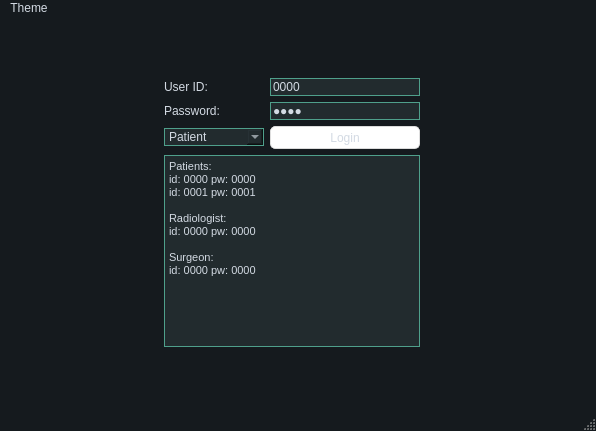
First picture: the form in UI/ui_main_window.ui, repository nilsgehlin/team-dft, before the edit.
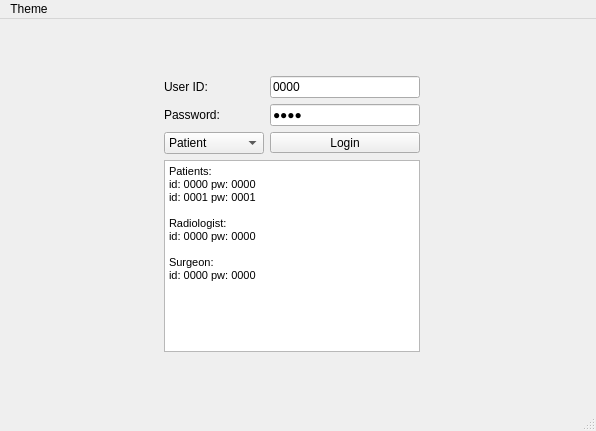
Second picture: the form after the edit. Icons and pictures are not drawn.

Commit message: Add new theme for the patient

Diff of the .ui file:
```diff
--- a/UI/ui_main_window.ui
+++ b/UI/ui_main_window.ui
@@ -23,538 +23,7 @@
    <string>Clarity</string>
   </property>
   <property name="styleSheet">
-   <string notr="true">QMainWindow {
-	background-color:#151a1e;
-}
-QCalendar {
-	background-color: #151a1e;
-}
-QTextEdit {
-	border-width: 1px;
-	border-style: solid;
-	border-color: #4fa08b;
-	background-color: #222b2e;
-	color: #d3dae3;
-}
-QPlainTextEdit {
-	border-width: 1px;
-	border-style: solid;
-	border-color: #4fa08b;
-	background-color: #222b2e;
-	color: #d3dae3;
-}
-QToolButton {
-	border-style: solid;
-	border-top-color: qlineargradient(spread:pad, x1:0.5, y1:1, x2:0.5, y2:0, stop:0 rgb(215, 215, 215), stop:1 rgb(222, 222, 222));
-	border-right-color: qlineargradient(spread:pad, x1:0, y1:0.5, x2:1, y2:0.5, stop:0 rgb(217, 217, 217), stop:1 rgb(227, 227, 227));
-	border-left-color: qlineargradient(spread:pad, x1:0, y1:0.5, x2:1, y2:0.5, stop:0 rgb(227, 227, 227), stop:1 rgb(217, 217, 217));
-	border-bottom-color: qlineargradient(spread:pad, x1:0.5, y1:1, x2:0.5, y2:0, stop:0 rgb(215, 215, 215), stop:1 rgb(222, 222, 222));
-	border-width: 1px;
-	border-radius: 5px;
-	color: #d3dae3;
-	padding: 2px;
-	background-color: rgb(255,255,255);
-}
-QToolButton:hover{
-	border-style: solid;
-	border-top-color: qlineargradient(spread:pad, x1:0.5, y1:1, x2:0.5, y2:0, stop:0 rgb(195, 195, 195), stop:1 rgb(222, 222, 222));
-	border-right-color: qlineargradient(spread:pad, x1:0, y1:0.5, x2:1, y2:0.5, stop:0 rgb(197, 197, 197), stop:1 rgb(227, 227, 227));
-	border-left-color: qlineargradient(spread:pad, x1:0, y1:0.5, x2:1, y2:0.5, stop:0 rgb(227, 227, 227), stop:1 rgb(197, 197, 197));
-	border-bottom-color: qlineargradient(spread:pad, x1:0.5, y1:1, x2:0.5, y2:0, stop:0 rgb(195, 195, 195), stop:1 rgb(222, 222, 222));
-	border-width: 1px;
-	border-radius: 5px;
-	color: rgb(0,0,0);
-	padding: 2px;
-	background-color: rgb(255,255,255);
-}
-QToolButton:pressed{
-	border-style: solid;
-	border-top-color: qlineargradient(spread:pad, x1:0.5, y1:1, x2:0.5, y2:0, stop:0 rgb(215, 215, 215), stop:1 rgb(222, 222, 222));
-	border-right-color: qlineargradient(spread:pad, x1:0, y1:0.5, x2:1, y2:0.5, stop:0 rgb(217, 217, 217), stop:1 rgb(227, 227, 227));
-	border-left-color: qlineargradient(spread:pad, x1:0, y1:0.5, x2:1, y2:0.5, stop:0 rgb(227, 227, 227), stop:1 rgb(217, 217, 217));
-	border-bottom-color: qlineargradient(spread:pad, x1:0.5, y1:1, x2:0.5, y2:0, stop:0 rgb(215, 215, 215), stop:1 rgb(222, 222, 222));
-	border-width: 1px;
-	border-radius: 5px;
-	color: rgb(0,0,0);
-	padding: 2px;
-	background-color: rgb(142,142,142);
-}
-QPushButton{
-	font: 11pt &quot;MS Shell Dlg 2&quot;;
-	border-style: solid;
-	border-color: #050a0e;
-	border-width: 1px;
-	border-radius: 5px;
-	color: #d3dae3;
-	padding: 2px;
-	background-color: #151a1e;
-}
-QPushButton::default{
-	border-style: solid;
-	border-color: #050a0e;
-	border-width: 1px;
-	border-radius: 5px;
-	color: #FFFFFF;
-	padding: 2px;
-	background-color: #151a1e;;
-}
-QPushButton:hover{
-	border-style: solid;
-	border-color: #050a0e;
-	border-width: 1px;
-	border-radius: 5px;
-	color: #d3dae3;
-	padding: 2px;
-	background-color: #1c1f1f;
-}
-QPushButton:pressed{
-	border-style: solid;
-	border-color: #050a0e;
-	border-width: 1px;
-	border-radius: 5px;
-	color: #d3dae3;
-	padding: 2px;
-	background-color: #2c2f2f;
-}
-QPushButton:disabled{
-	border-style: solid;
-	border-top-color: qlineargradient(spread:pad, x1:0.5, y1:1, x2:0.5, y2:0, stop:0 rgb(215, 215, 215), stop:1 rgb(222, 222, 222));
-	border-right-color: qlineargradient(spread:pad, x1:0, y1:0.5, x2:1, y2:0.5, stop:0 rgb(217, 217, 217), stop:1 rgb(227, 227, 227));
-	border-left-color: qlineargradient(spread:pad, x1:0, y1:0.5, x2:1, y2:0.5, stop:0 rgb(227, 227, 227), stop:1 rgb(217, 217, 217));
-	border-bottom-color: qlineargradient(spread:pad, x1:0.5, y1:1, x2:0.5, y2:0, stop:0 rgb(215, 215, 215), stop:1 rgb(222, 222, 222));
-	border-width: 1px;
-	border-radius: 5px;
-	color: #808086;
-	padding: 2px;
-	background-color: rgb(142,142,142);
-}
-QLineEdit {
-	border-width: 1px;
-	border-style: solid;
-	border-color: #4fa08b;
-	background-color: #222b2e;
-	color: #d3dae3;
-}
-QLabel {
-	color: #d3dae3;
-}
-QLCDNumber {
-	color: #4d9b87;
-}
-QProgressBar {
-	text-align: center;
-	color: #d3dae3;
-	border-radius: 10px;
-	border-color: transparent;
-	border-style: solid;
-	background-color: #52595d;
-}
-QProgressBar::chunk {
-	background-color: #214037	;
-	border-radius: 10px;
-}
-QMenuBar {
-	background-color: #151a1e;
-}
-QMenuBar::item {
-	color: #d3dae3;
-  	spacing: 3px;
-  	padding: 1px 4px;
-	background-color: #151a1e;
-}
-
-QMenuBar::item:selected {
-  	background-color: #252a2e;
-	color: #FFFFFF;
-}
-QMenu {
-	background-color: #151a1e;
-}
-QMenu::item:selected {
-	background-color: #252a2e;
-	color: #FFFFFF;
-}
-QMenu::item {
-	color: #d3dae3;
-	background-color: #151a1e;
-}
-QTabWidget {
-	color:rgb(0,0,0);
-	background-color:#000000;
-}
-QTabWidget::pane {
-		border-color: #050a0e;
-		background-color: #1e282c;
-		border-style: solid;
-		border-width: 1px;
-    	border-bottom-left-radius: 4px;
-		border-bottom-right-radius: 4px;
-}
-QTabBar::tab:first {
-	border-style: solid;
-	border-left-width:1px;
-	border-right-width:0px;
-	border-top-width:1px;
-	border-bottom-width:0px;
-	border-top-color: #050a0e;
-	border-left-color: #050a0e;
-	border-bottom-color: #050a0e;
-	border-top-left-radius: 4px;
-	color: #d3dae3;
-	padding: 3px;
-	margin-left:0px;
-	background-color: #151a1e;
-}
-QTabBar::tab:last {
-	border-style: solid;
-	border-top-width:1px;
-	border-left-width:1px;
-	border-right-width:1px;
-	border-bottom-width:0px;
-	border-color: #050a0e;
-	border-top-right-radius: 4px;
-	color: #d3dae3;
-	padding: 3px;
-	margin-left:0px;
-	background-color: #151a1e;
-}
-QTabBar::tab {
-	border-style: solid;
-	border-top-width:1px;
-	border-bottom-width:0px;
-	border-left-width:1px;
-	border-top-color: #050a0e;
-	border-left-color: #050a0e;
-	border-bottom-color: #050a0e;
-	color: #d3dae3;
-	padding: 3px;
-	margin-left:0px;
-	background-color: #151a1e;
-}
-QTabBar::tab:selected, QTabBar::tab:last:selected, QTabBar::tab:hover {
-  	border-style: solid;
-  	border-left-width:1px;
-	border-bottom-width:0px;
-	border-right-color: transparent;
-	border-top-color: #050a0e;
-	border-left-color: #050a0e;
-	border-bottom-color: #050a0e;
-	color: #FFFFFF;
-	padding: 3px;
-	margin-left:0px;
-	background-color: #1e282c;
-}
-
-QTabBar::tab:selected, QTabBar::tab:first:selected, QTabBar::tab:hover {
-  	border-style: solid;
-  	border-left-width:1px;
-  	border-bottom-width:0px;
-  	border-top-width:1px;
-	border-right-color: transparent;
-	border-top-color: #050a0e;
-	border-left-color: #050a0e;
-	border-bottom-color: #050a0e;
-	color: #FFFFFF;
-	padding: 3px;
-	margin-left:0px;
-	background-color: #1e282c;
-}
-
-QCheckBox {
-	color: #d3dae3;
-	padding: 2px;
-}
-QCheckBox:disabled {
-	color: #808086;
-	padding: 2px;
-}
-
-QCheckBox:hover {
-	border-radius:4px;
-	border-style:solid;
-	padding-left: 1px;
-	padding-right: 1px;
-	padding-bottom: 1px;
-	padding-top: 1px;
-	border-width:1px;
-	border-color: transparent;
-}
-QCheckBox::indicator:checked {
-
-	height: 10px;
-	width: 10px;
-	border-style:solid;
-	border-width: 1px;
-	border-color: #4fa08b;
-	color: #000000;
-	background-color: qradialgradient(cx:0.4, cy:0.4, radius: 1.5,fx:0, fy:0, stop:0 #1e282c, stop:0.3 #1e282c, stop:0.4 #4fa08b, stop:0.5 #1e282c, stop:1 #1e282c);
-}
-QCheckBox::indicator:unchecked {
-
-	height: 10px;
-	width: 10px;
-	border-style:solid;
-	border-width: 1px;
-	border-color: #4fa08b;
-	color: #000000;
-}
-QRadioButton {
-	color: #d3dae3;
-	padding: 1px;
-}
-QRadioButton::indicator:checked {
-	height: 10px;
-	width: 10px;
-	border-style:solid;
-	border-radius:5px;
-	border-width: 1px;
-	border-color: #4fa08b;
-	color: #a9b7c6;
-	background-color: qradialgradient(cx:0.5, cy:0.5, radius:0.4,fx:0.5, fy:0.5, stop:0 #4fa08b, stop:1 #1e282c);
-}
-QRadioButton::indicator:!checked {
-	height: 10px;
-	width: 10px;
-	border-style:solid;
-	border-radius:5px;
-	border-width: 1px;
-	border-color: #4fa08b;
-	color: #a9b7c6;
-	background-color: transparent;
-}
-QStatusBar {
-	color:#027f7f;
-}
-QSpinBox {
-	color: #d3dae3;
-	background-color: #222b2e;
-	border-width: 1px;
-	border-style: solid;
-	border-color: #4fa08b;
-}
-QDoubleSpinBox {
-	color: #d3dae3;
-	background-color: #222b2e;
-	border-width: 1px;
-	border-style: solid;
-	border-color: #4fa08b;
-}
-QTimeEdit {
-	color: #d3dae3;
-	background-color: #222b2e;
-	border-width: 1px;
-	border-style: solid;
-	border-color: #4fa08b;
-}
-QDateTimeEdit {
-	color: #d3dae3;
-	background-color: #222b2e;
-	border-width: 1px;
-	border-style: solid;
-	border-color: #4fa08b;
-}
-QDateEdit {
-	color: #d3dae3;
-	background-color: #222b2e;
-	border-width: 1px;
-	border-style: solid;
-	border-color: #4fa08b;
-}
-QFontComboBox {
-	color: #d3dae3;
-	background-color: #222b2e;
-	border-width: 1px;
-	border-style: solid;
-	border-color: #4fa08b;
-}
-QComboBox {
-	color: #d3dae3;
-	background-color: #222b2e;
-	border-width: 1px;
-	border-style: solid;
-	border-color: #4fa08b;
-}
-
-QDial {
-	background: #16a085;
-}
-
-QToolBox {
-	color: #a9b7c6;
-	background-color: #222b2e;
-}
-QToolBox::tab {
-	color: #a9b7c6;
-	background-color:#222b2e;
-}
-QToolBox::tab:selected {
-	color: #FFFFFF;
-	background-color:#222b2e;
-}
-QScrollArea {
-	color: #FFFFFF;
-	background-color:#222b2e;
-}
-QSlider::groove:horizontal {
-	height: 5px;
-	background-color: #52595d;
-}
-QSlider::groove:vertical {
-	width: 5px;
-	background-color: #52595d;
-}
-QSlider::handle:horizontal {
-	background: #1a2224;
-	border-style: solid;
-	border-width: 1px;
-	border-color: rgb(207,207,207);
-	width: 12px;
-	margin: -5px 0;
-	border-radius: 7px;
-}
-QSlider::handle:vertical {
-	background: #1a2224;
-	border-style: solid;
-	border-width: 1px;
-	border-color: rgb(207,207,207);
-	height: 12px;
-	margin: 0 -5px;
-	border-radius: 7px;
-}
-QSlider::add-page:horizontal {
-    background: #52595d;
-}
-QSlider::add-page:vertical {
-    background: #52595d;
-}
-QSlider::sub-page:horizontal {
-    background-color: #15433a;
-}
-QSlider::sub-page:vertical {
-    background-color: #15433a;
-}
-QScrollBar:horizontal {
-	max-height: 10px;
-	border: 1px transparent grey;
-	margin: 0px 20px 0px 20px;
-	background: transparent;
-}
-QScrollBar:vertical {
-	max-width: 10px;
-	border: 1px transparent grey;
-	margin: 20px 0px 20px 0px;
-	background: transparent;
-}
-QScrollBar::handle:horizontal {
-	background: #52595d;
-	border-style: transparent;
-	border-radius: 4px;
-	min-width: 25px;
-}
-QScrollBar::handle:horizontal:hover {
-	background: #58a492;
-	border-style: transparent;
-	border-radius: 4px;
-	min-width: 25px;
-}
-QScrollBar::handle:vertical {
-	background: #52595d;
-	border-style: transparent;
-	border-radius: 4px;
-	min-height: 25px;
-}
-QScrollBar::handle:vertical:hover {
-	background: #58a492;
-	border-style: transparent;
-	border-radius: 4px;
-	min-height: 25px;
-}
-QScrollBar::add-line:horizontal {
-   border: 2px transparent grey;
-   border-top-right-radius: 4px;
-   border-bottom-right-radius: 4px;
-   background: #15433a;
-   width: 20px;
-   subcontrol-position: right;
-   subcontrol-origin: margin;
-}
-QScrollBar::add-line:horizontal:pressed {
-   border: 2px transparent grey;
-   border-top-right-radius: 4px;
-   border-bottom-right-radius: 4px;
-   background: rgb(181,181,181);
-   width: 20px;
-   subcontrol-position: right;
-   subcontrol-origin: margin;
-}
-QScrollBar::add-line:vertical {
-   border: 2px transparent grey;
-   border-bottom-left-radius: 4px;
-   border-bottom-right-radius: 4px;
-   background: #15433a;
-   height: 20px;
-   subcontrol-position: bottom;
-   subcontrol-origin: margin;
-}
-QScrollBar::add-line:vertical:pressed {
-   border: 2px transparent grey;
-   border-bottom-left-radius: 4px;
-   border-bottom-right-radius: 4px;
-   background: rgb(181,181,181);
-   height: 20px;
-   subcontrol-position: bottom;
-   subcontrol-origin: margin;
-}
-QScrollBar::sub-line:horizontal {
-   border: 2px transparent grey;
-   border-top-left-radius: 4px;
-   border-bottom-left-radius: 4px;
-   background: #15433a;
-   width: 20px;
-   subcontrol-position: left;
-   subcontrol-origin: margin;
-}
-QScrollBar::sub-line:horizontal:pressed {
-   border: 2px transparent grey;
-   border-top-left-radius: 4px;
-   border-bottom-left-radius: 4px;
-   background: rgb(181,181,181);
-   width: 20px;
-   subcontrol-position: left;
-   subcontrol-origin: margin;
-}
-QScrollBar::sub-line:vertical {
-   border: 2px transparent grey;
-   border-top-left-radius: 4px;
-   border-top-right-radius: 4px;
-   background: #15433a;
-   height: 20px;
-   subcontrol-position: top;
-   subcontrol-origin: margin;
-}
-QScrollBar::sub-line:vertical:pressed {
-   border: 2px transparent grey;
-   border-top-left-radius: 4px;
-   border-top-right-radius: 4px;
-   background: rgb(181,181,181);
-   height: 20px;
-   subcontrol-position: top;
-   subcontrol-origin: margin;
-}
-
-QScrollBar::add-page:horizontal, QScrollBar::sub-page:horizontal {
-   background: none;
-}
-QScrollBar::add-page:vertical, QScrollBar::sub-page:vertical {
-   background: none;
-}
-QTreeWidget{
-	border-width: 1px;
-	border-style: solid;
-	border-color: #4fa08b;
-	background-color: #222b2e;
-	color: #d3dae3;
-}</string>
+   <string notr="true"/>
   </property>
   <property name="locale">
    <locale language="English" country="UnitedStates"/>
@@ -583,16 +52,16 @@
            <string>&lt;!DOCTYPE HTML PUBLIC &quot;-//W3C//DTD HTML 4.0//EN&quot; &quot;http://www.w3.org/TR/REC-html40/strict.dtd&quot;&gt;
 &lt;html&gt;&lt;head&gt;&lt;meta name=&quot;qrichtext&quot; content=&quot;1&quot; /&gt;&lt;style type=&quot;text/css&quot;&gt;
 p, li { white-space: pre-wrap; }
-&lt;/style&gt;&lt;/head&gt;&lt;body style=&quot; font-family:'.AppleSystemUIFont'; font-size:13pt; font-weight:400; font-style:normal;&quot;&gt;
-&lt;p style=&quot; margin-top:0px; margin-bottom:0px; margin-left:0px; margin-right:0px; -qt-block-indent:0; text-indent:0px;&quot;&gt;&lt;span style=&quot; font-family:'MS Shell Dlg 2'; font-size:8.25pt;&quot;&gt;Patients:&lt;/span&gt;&lt;/p&gt;
-&lt;p style=&quot; margin-top:0px; margin-bottom:0px; margin-left:0px; margin-right:0px; -qt-block-indent:0; text-indent:0px;&quot;&gt;&lt;span style=&quot; font-family:'MS Shell Dlg 2'; font-size:8.25pt;&quot;&gt;id: 0000 pw: 0000&lt;/span&gt;&lt;/p&gt;
-&lt;p style=&quot; margin-top:0px; margin-bottom:0px; margin-left:0px; margin-right:0px; -qt-block-indent:0; text-indent:0px;&quot;&gt;&lt;span style=&quot; font-family:'MS Shell Dlg 2'; font-size:8.25pt;&quot;&gt;id: 0001 pw: 0001&lt;/span&gt;&lt;/p&gt;
-&lt;p style=&quot;-qt-paragraph-type:empty; margin-top:0px; margin-bottom:0px; margin-left:0px; margin-right:0px; -qt-block-indent:0; text-indent:0px; font-family:'MS Shell Dlg 2'; font-size:8.25pt;&quot;&gt;&lt;br /&gt;&lt;/p&gt;
-&lt;p style=&quot; margin-top:0px; margin-bottom:0px; margin-left:0px; margin-right:0px; -qt-block-indent:0; text-indent:0px;&quot;&gt;&lt;span style=&quot; font-family:'MS Shell Dlg 2'; font-size:8.25pt;&quot;&gt;Radiologist:&lt;/span&gt;&lt;/p&gt;
-&lt;p style=&quot; margin-top:0px; margin-bottom:0px; margin-left:0px; margin-right:0px; -qt-block-indent:0; text-indent:0px;&quot;&gt;&lt;span style=&quot; font-family:'MS Shell Dlg 2'; font-size:8.25pt;&quot;&gt;id: 0000 pw: 0000&lt;/span&gt;&lt;/p&gt;
-&lt;p style=&quot;-qt-paragraph-type:empty; margin-top:0px; margin-bottom:0px; margin-left:0px; margin-right:0px; -qt-block-indent:0; text-indent:0px; font-family:'MS Shell Dlg 2'; font-size:8.25pt;&quot;&gt;&lt;br /&gt;&lt;/p&gt;
-&lt;p style=&quot; margin-top:0px; margin-bottom:0px; margin-left:0px; margin-right:0px; -qt-block-indent:0; text-indent:0px;&quot;&gt;&lt;span style=&quot; font-family:'MS Shell Dlg 2'; font-size:8.25pt;&quot;&gt;Surgeon:&lt;/span&gt;&lt;/p&gt;
-&lt;p style=&quot; margin-top:0px; margin-bottom:0px; margin-left:0px; margin-right:0px; -qt-block-indent:0; text-indent:0px;&quot;&gt;&lt;span style=&quot; font-family:'MS Shell Dlg 2'; font-size:8.25pt;&quot;&gt;id: 0000 pw: 0000&lt;/span&gt;&lt;/p&gt;&lt;/body&gt;&lt;/html&gt;</string>
+&lt;/style&gt;&lt;/head&gt;&lt;body style=&quot; font-family:'MS Shell Dlg 2'; font-size:8.25pt; font-weight:400; font-style:normal;&quot;&gt;
+&lt;p style=&quot; margin-top:0px; margin-bottom:0px; margin-left:0px; margin-right:0px; -qt-block-indent:0; text-indent:0px;&quot;&gt;Patients:&lt;/p&gt;
+&lt;p style=&quot; margin-top:0px; margin-bottom:0px; margin-left:0px; margin-right:0px; -qt-block-indent:0; text-indent:0px;&quot;&gt;id: 0000 pw: 0000&lt;/p&gt;
+&lt;p style=&quot; margin-top:0px; margin-bottom:0px; margin-left:0px; margin-right:0px; -qt-block-indent:0; text-indent:0px;&quot;&gt;id: 0001 pw: 0001&lt;/p&gt;
+&lt;p style=&quot;-qt-paragraph-type:empty; margin-top:0px; margin-bottom:0px; margin-left:0px; margin-right:0px; -qt-block-indent:0; text-indent:0px;&quot;&gt;&lt;br /&gt;&lt;/p&gt;
+&lt;p style=&quot; margin-top:0px; margin-bottom:0px; margin-left:0px; margin-right:0px; -qt-block-indent:0; text-indent:0px;&quot;&gt;Radiologist:&lt;/p&gt;
+&lt;p style=&quot; margin-top:0px; margin-bottom:0px; margin-left:0px; margin-right:0px; -qt-block-indent:0; text-indent:0px;&quot;&gt;id: 0000 pw: 0000&lt;/p&gt;
+&lt;p style=&quot;-qt-paragraph-type:empty; margin-top:0px; margin-bottom:0px; margin-left:0px; margin-right:0px; -qt-block-indent:0; text-indent:0px;&quot;&gt;&lt;br /&gt;&lt;/p&gt;
+&lt;p style=&quot; margin-top:0px; margin-bottom:0px; margin-left:0px; margin-right:0px; -qt-block-indent:0; text-indent:0px;&quot;&gt;Surgeon:&lt;/p&gt;
+&lt;p style=&quot; margin-top:0px; margin-bottom:0px; margin-left:0px; margin-right:0px; -qt-block-indent:0; text-indent:0px;&quot;&gt;id: 0000 pw: 0000&lt;/p&gt;&lt;/body&gt;&lt;/html&gt;</string>
           </property>
          </widget>
         </item>
@@ -778,7 +247,7 @@
      <x>0</x>
      <y>0</y>
      <width>596</width>
-     <height>22</height>
+     <height>21</height>
     </rect>
    </property>
    <widget class="QMenu" name="menu_bar_theme">
```
Left out of the diff: 106 changed lines with no effect on the pictures. The commit also changes 13 other files.
